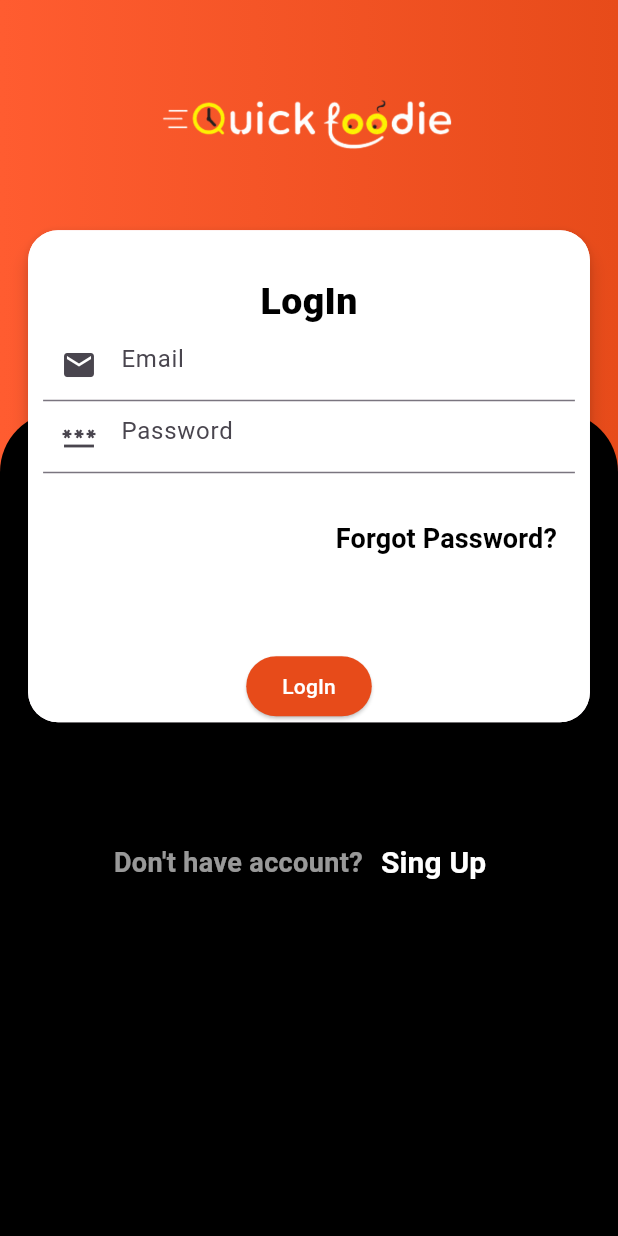
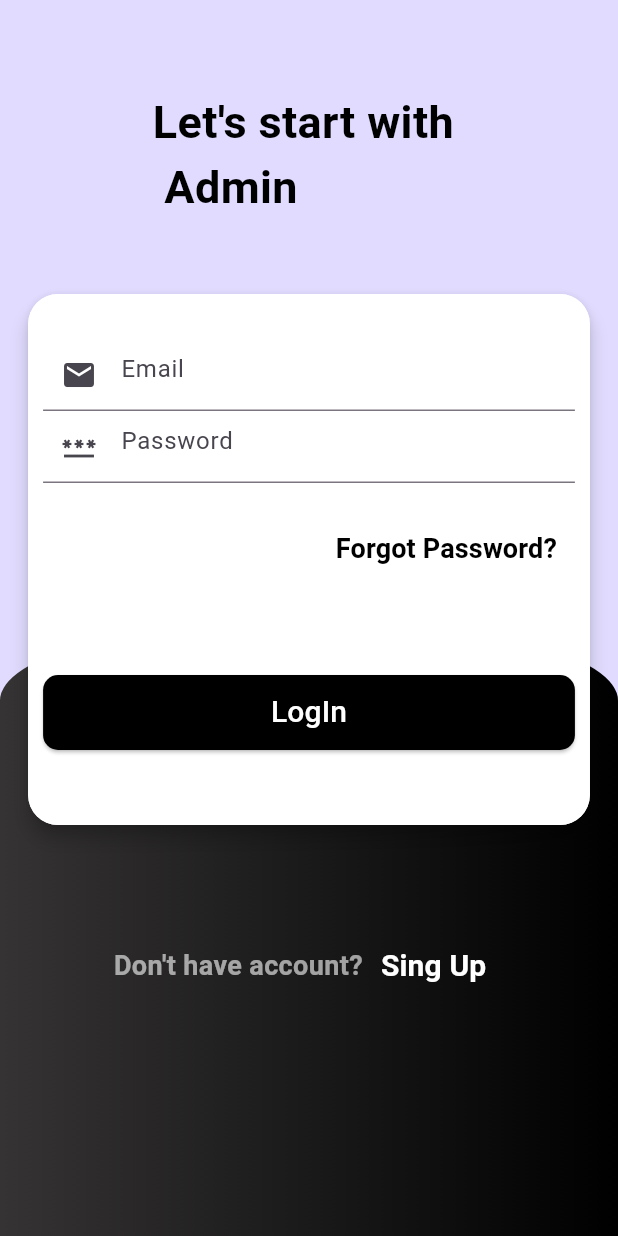
Before and after one commit to ayush21cpu/foodie, a Flutter app: the LogInAdmin_Screen screen opened by its route, on a phone screen of 412 x 824 dp. Run offline on Flutter 3.47's test engine with Material 3 defaults, Android fonts, the phone set to English and light mode, and no system bars; our stand-ins replace cloud_firestore, curved_navigation_bar, firebase_auth, firebase_core, firebase_storage, flutter_dotenv and 4 more; missing offline and left inert: flutter_stripe; accounts and stored records are empty; Roboto replaces fonts that are missing (SourceSans3-VariableFont_wght.ttf).

Commit message:
"upload data on FirebaseFirestore"

```diff
--- a/lib/Common/widget/TextFormButton.dart
+++ b/lib/Common/widget/TextFormButton.dart
@@ -5,14 +5,17 @@ class TextFormButton extends StatelessWidget {
   Icon icon;
   bool obscureText;
   final String valid;
+  var TextInputType;
 
-   TextFormButton({super.key,required this.controller,required this.hint,required this.icon,required this.obscureText, required this.valid});
+
+   TextFormButton({super.key,required this.controller,required this.hint,required this.icon,required this.obscureText, required this.valid, this.TextInputType});
 
   @override
   Widget build(BuildContext context) {
     return TextFormField(
      controller: controller,
     obscureText:obscureText,
+      keyboardType:TextInputType ,
       // Add a validator for the email
       validator: (value) {
         if (value == null || value.isEmpty) {
--- a/lib/Screens/wallet.dart
+++ b/lib/Screens/wallet.dart
@@ -101,7 +101,7 @@ class _Wallet_ScreenState extends State<Wallet_Screen> {
                 context: context,
                 builder: (context) =>
                     AlertDialog(
-                      title: const Text("Enter the amount"),
+                      title: Text("Enter the amount",style:BoldText.boldTextFieldStyle()),
                       content: TextField(
                         controller: amountController,
                         decoration: const InputDecoration(hintText: "Amount"),
@@ -113,7 +113,7 @@ class _Wallet_ScreenState extends State<Wallet_Screen> {
                             Navigator.of(context).pop();
                             initPaymentSheet(amountController.text.trim());
                           },
-                          child: const Text("Add Money"),
+                          child:  Text("Add Money",style:BoldText.boldTextFieldStyle().copyWith(color:Colors.blueAccent)),
                         ),
                       ],
                     ),
--- a/lib/admin/logIn.dart
+++ b/lib/admin/AdminLogIn.dart
@@ -1,11 +1,13 @@
+import 'package:cloud_firestore/cloud_firestore.dart';
 import 'package:firebase_auth/firebase_auth.dart';
 import 'package:flutter/cupertino.dart';
 import 'package:flutter/material.dart';
 import 'package:flutter/widgets.dart';
+import 'package:food_delivery/Common/Style/text.dart';
 import 'package:food_delivery/Common/widget/TextFormButton.dart';
 import 'package:food_delivery/Screens/auth_Screen/forgotPassword.dart';
 import 'package:food_delivery/Screens/bottomnav.dart';
-
+import 'package:food_delivery/admin/HomeAdmin.dart';
 import '../Screens/auth_Screen/singup_Screen.dart';
 
 
@@ -35,10 +37,24 @@ class _LogInAdmin_ScreenState extends State<LogInAdmin_Screen> {
 
   }
 
-  login(String email,String password) async {
+  Adminlogin(String email,String password) async {
     try{
-      UserCredential userCredential=await FirebaseAuth.instance.signInWithEmailAndPassword(email: email, password: password);
-      Navigator.pushNamedAndRemoveUntil(context, BottomNav.id,(route) => false,);
+      await FirebaseFirestore.instance.collection("Admin").get().then((snapshot) {
+        snapshot.docs.forEach((result) {
+          if(result.data()['email']!=email.toString().trim()){
+             ScaffoldMessenger.of(context).showSnackBar(const SnackBar(backgroundColor:Colors.red,content: Text(
+               'Your email is not correct',
+             )));
+          }else if(result.data()['password']!=password.toString().trim()){
+            ScaffoldMessenger.of(context).showSnackBar(const SnackBar(backgroundColor:Colors.red,content: Text(
+              'Your password is not correct',
+            )));
+          }else{
+            Navigator.pushReplacementNamed(context, AdminHome_Screen.id);
+          }
+        });
+      });
+
     }on FirebaseAuthException catch(e){
       e.code.toString();
     }
@@ -77,21 +93,16 @@ class _LogInAdmin_ScreenState extends State<LogInAdmin_Screen> {
             height: MediaQuery
                 .of(context)
                 .size
-                .height / 2.5,
+                .height ,
             decoration: const BoxDecoration(
-              gradient: LinearGradient(
-                colors: [
-                  Color(0xFFff5c30),
-                  Color(0xFFe74b1a),
-                ],
-              ),
+              color: Color(0x4E9E9EFF),
             ),
           ),
           Container(
             margin: EdgeInsets.only(top: MediaQuery
                 .of(context)
                 .size
-                .height / 3),
+                .height / 2),
             width: MediaQuery
                 .of(context)
                 .size
@@ -100,11 +111,14 @@ class _LogInAdmin_ScreenState extends State<LogInAdmin_Screen> {
                 .of(context)
                 .size
                 .height,
-            decoration: const BoxDecoration(
-              color: Colors.black,
-              borderRadius: BorderRadius.only(
-                topRight: Radius.circular(40),
-                topLeft: Radius.circular(40),
+            decoration:  BoxDecoration(
+              gradient: const LinearGradient(
+                colors: [
+                  Color.fromARGB(255, 53, 51, 51),
+                  Colors.black,
+                ],
+              ),
+              borderRadius: BorderRadius.vertical(top: Radius.elliptical(MediaQuery.of(context).size.width, 110.0)
               ),
             ),
           ),
@@ -114,13 +128,8 @@ class _LogInAdmin_ScreenState extends State<LogInAdmin_Screen> {
                 Center(
                   child: Container(
                     margin: const EdgeInsets.only(top: 60, left: 20, right: 20),
-                    child: Image.asset(
-                      "images/logo.png",
-                      width: MediaQuery
-                          .of(context)
-                          .size
-                          .width / 2,
-                      fit: BoxFit.cover,
+                    child: Text(
+                      "Let's start with \n Admin",style: BoldText.boldTextFieldStyle().copyWith(fontSize: 30),textAlign: TextAlign.start,
                     ),
                   ),
                 ),
@@ -141,14 +150,6 @@ class _LogInAdmin_ScreenState extends State<LogInAdmin_Screen> {
                     ),
                     child: Column(
                       children: [
-                        const Text(
-                          "LogIn",
-                          style: TextStyle(
-                            fontWeight: FontWeight.w900,
-                            color: Colors.black,
-                            fontSize: 25,
-                          ),
-                        ),
                         Form(
                           key: _formKey,
                           child: Column(
@@ -159,6 +160,7 @@ class _LogInAdmin_ScreenState extends State<LogInAdmin_Screen> {
                                 icon: const Icon(Icons.email),
                                 obscureText: false,
                                 valid: "Email",
+                                TextInputType:TextInputType.emailAddress,
                               ),
                               TextFormButton(
                                 controller: password,
@@ -189,21 +191,27 @@ class _LogInAdmin_ScreenState extends State<LogInAdmin_Screen> {
                           ),
                         ),
                         const SizedBox(height: 50),
-                        ElevatedButton(
-                          style: const ButtonStyle(
+                        Container(
+                          margin: const EdgeInsets.only(top: 10,bottom: 50),
+                          width: MediaQuery.of(context).size.width/1,
+                          height: 50,
+                          child: ElevatedButton(
+                            style:  const ButtonStyle(
                               backgroundColor: MaterialStatePropertyAll(
-                                Color(0xFFe74b1a)),
+                                  Colors.black),
                               foregroundColor: MaterialStatePropertyAll(
                                   Colors.white),
+                              shape: MaterialStatePropertyAll( RoundedRectangleBorder(borderRadius: BorderRadius.all(Radius.circular(10))))
                             ),
                             onPressed: () {
                               if (_formKey.currentState!.validate()) {
                                 // Handle signup logic here
-                              login(email.text.trim(), password.text.trim());
+                                Adminlogin(email.text.trim(), password.text.trim());
 
                               }
                             },
-                          child: const Text("LogIn"),
+                            child: const Text("LogIn",style:TextStyle(fontSize: 20),),
+                          ),
                         ),
                       ],
                     ),
--- a/pubspec.yaml
+++ b/pubspec.yaml
@@ -45,6 +45,8 @@ dependencies:
   flutter_dotenv: ^5.1.0
   random_string: ^2.3.1
   shared_preferences: ^2.2.3
+  image_picker: ^1.1.2
+  firebase_storage: ^12.1.1
 
 
 dev_dependencies:
```
Also changed, not shown: lib/admin/AddItem_Screen.dart (added, +153 -0 lines), lib/admin/HomeAdmin.dart (added, +53 -0 lines), lib/main.dart (+6 -2 lines), lib/service/database.dart (+14 -1 lines), pubspec.lock, 6 other files. Lines whose indentation alone changed are shown as unchanged.
